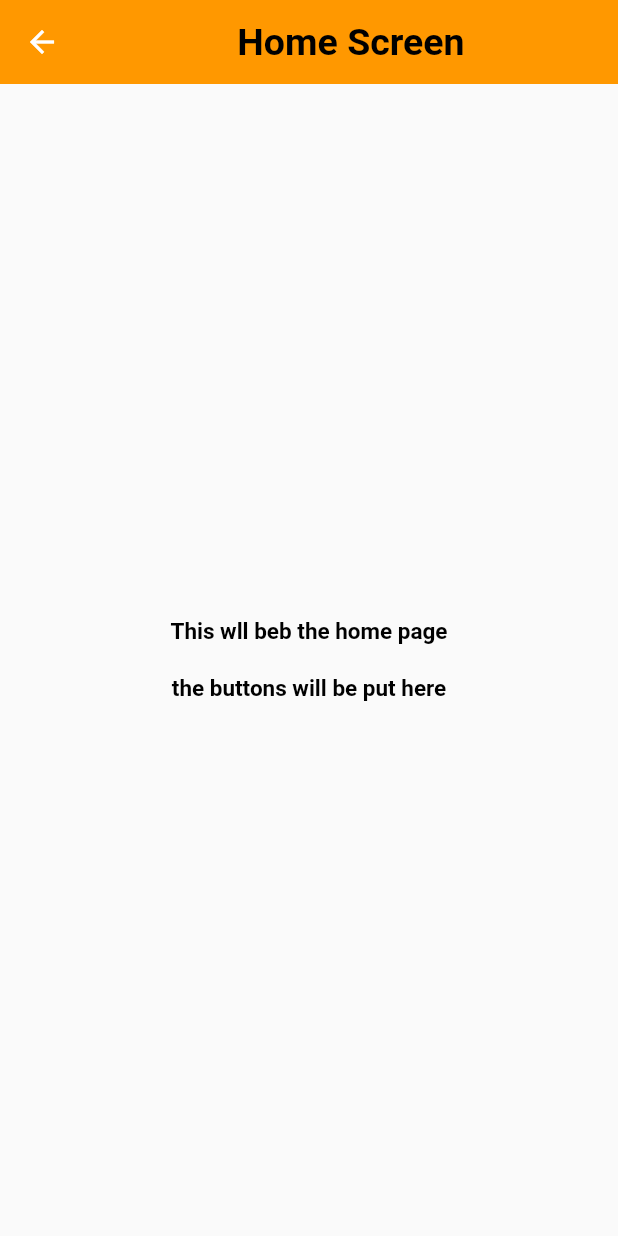
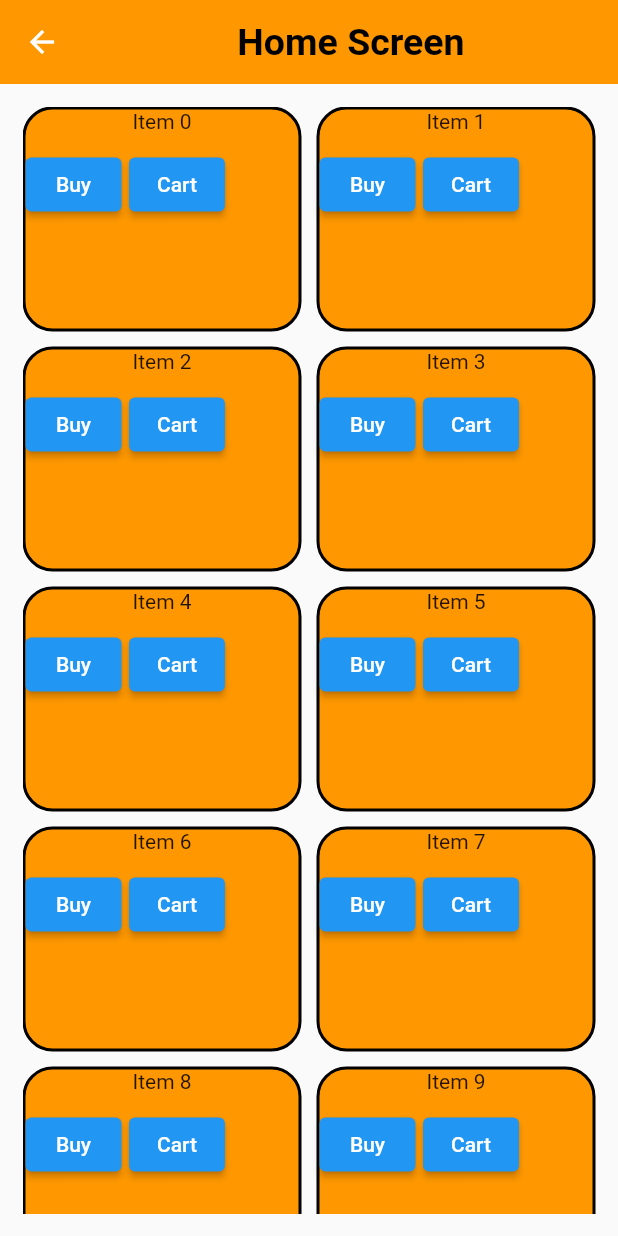
Before and after one commit to edithNakimbugwe/login_exclusives, a Flutter app: the HomePage screen opened directly, on a phone screen of 412 x 824 dp. Run offline on Flutter 3.47's test engine with Material 2 defaults, Android fonts, the phone set to English and light mode, and no system bars; our stand-ins replace get; Roboto replaces fonts that are missing (Times New Roman).

```diff
--- a/lib/screens/home_screen.dart
+++ b/lib/screens/home_screen.dart
@@ -1,4 +1,5 @@
 import 'package:flutter/material.dart';
+import 'package:flutter_staggered_grid_view/flutter_staggered_grid_view.dart';
 
 class HomePage extends StatelessWidget {
   const HomePage({super.key});
@@ -19,29 +20,52 @@ class HomePage extends StatelessWidget {
         backgroundColor: Colors.orange,
         elevation: 0,
       ),
-      body: Center(
+      body: Padding(
+        padding: const EdgeInsets.all(15.0),
         child: Column(
-          mainAxisAlignment: MainAxisAlignment.center,
-          children: const [
-            Text(
-              'This wll beb the home page',
-              style: TextStyle(
-                  color: Colors.black,
-                  fontFamily: 'Times New Roman',
-                  fontSize: 15,
-                  fontWeight: FontWeight.bold),
+          children: [
+            Flexible(
+              child: MasonryGridView.count(
+                crossAxisCount: 2,
+                itemCount: 1000,
+                itemBuilder: (context, index) {
+                  return Container(
+                    width: 160,
+                    height: 150,
+                    decoration: BoxDecoration(
+                      color: Colors.orange,
+                      borderRadius: BorderRadius.circular(20),
+                      border: Border.all(
+                        color: Colors.black,
+                        width: 2,
+                      ),
+                    ),
+                    child: Center(
+                        child: Column(
+                      children: [
+                        Text("Item $index"),
+                        const SizedBox(
+                          height: 10,
+                        ),
+                        Row(
+                          children: [
+                            ElevatedButton(
+                                onPressed: () {}, child: const Text("Buy")),
+                            const SizedBox(
+                              width: 5,
+                            ),
+                            ElevatedButton(
+                                onPressed: () {}, child: const Text("Cart")),
+                          ],
+                        )
+                      ],
+                    )),
+                  );
+                },
+                mainAxisSpacing: 10,
+                crossAxisSpacing: 10,
+              ),
             ),
-            SizedBox(
-              height: 20,
-            ),
-            Text(
-              'the buttons will be put here',
-              style: TextStyle(
-                  color: Colors.black,
-                  fontFamily: 'Times New Roman',
-                  fontSize: 15,
-                  fontWeight: FontWeight.bold),
-            )
           ],
         ),
       ),
--- a/pubspec.yaml
+++ b/pubspec.yaml
@@ -29,8 +29,11 @@ environment:
 # versions available, run `flutter pub outdated`.
 dependencies:
   get:
+
   flutter:
     sdk: flutter
+
+  flutter_staggered_grid_view: ^0.6.1
 
 
   # The following adds the Cupertino Icons font to your application.
```
Also changed, not shown: pubspec.lock.
